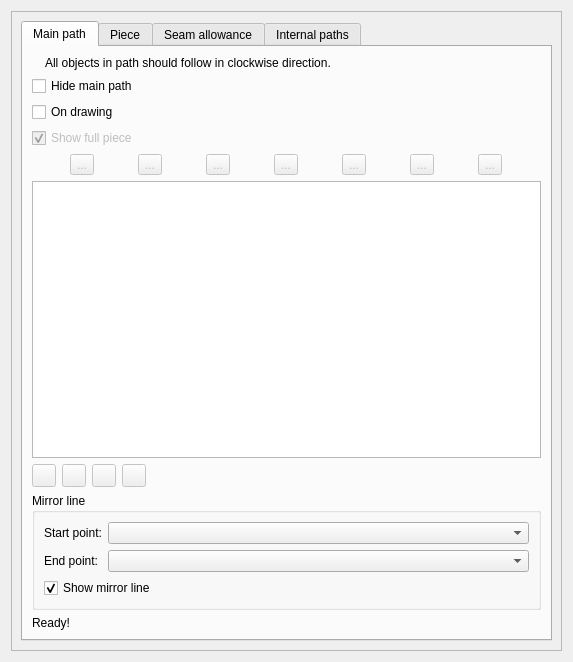
This is src/libs/vtools/dialogs/tools/piece/tabs/tabpaths.ui in dismine/valentina as Qt 5 draws it before an edit. The edited form follows.
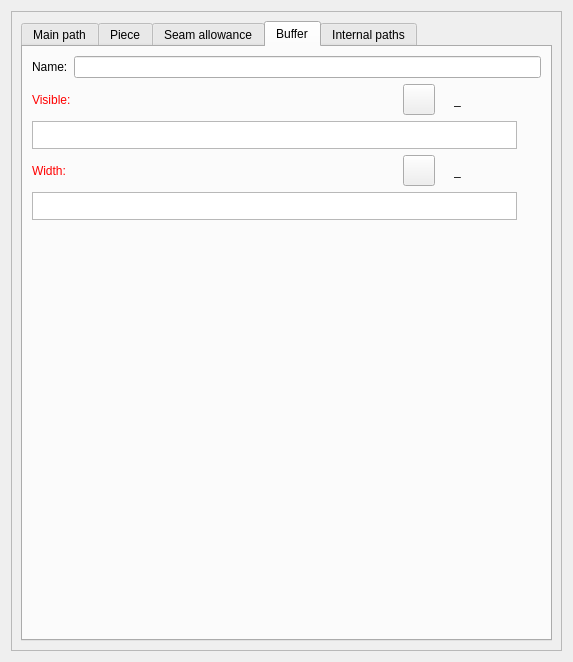
This is the edited form. The open tabs and pages were chosen to show the change. Icons and pictures are not drawn. Custom widgets are drawn as their Qt base class.

Commit message:
Add piece buffer
A piece can now have a buffer: a second contour offset from the piece by a
formula-driven width. It has its own name (defaulting to "<piece> buffer",
shown as a placeholder in the dialog), visibility formula, per-piece
materials and optional inclusion in the layout.

Visible buffers take part in the unique piece name check, and a visible
buffer with a width <= 0 is reported as a problem (an error in pedantic mode).

Branch: develop

The edit to the form file:
```diff
--- a/src/libs/vtools/dialogs/tools/piece/tabs/tabpaths.ui
+++ b/src/libs/vtools/dialogs/tools/piece/tabs/tabpaths.ui
@@ -1355,6 +1355,410 @@
            </item>
           </layout>
          </widget>
+         <widget class="QWidget" name="tabBuffer">
+          <attribute name="title">
+           <string>Buffer</string>
+          </attribute>
+          <layout class="QVBoxLayout" name="verticalLayoutBuffer">
+           <item>
+            <layout class="QFormLayout" name="formLayoutBufferName">
+             <item row="0" column="0">
+              <widget class="QLabel" name="labelBufferName">
+               <property name="text">
+                <string>Name:</string>
+               </property>
+              </widget>
+             </item>
+             <item row="0" column="1">
+              <widget class="QLineEdit" name="lineEditBufferName">
+               <property name="toolTip">
+                <string>Name of the buffer piece. If empty, the piece name followed by &quot;buffer&quot; is used. The name should be unique among all pieces and buffers.</string>
+               </property>
+               <property name="clearButtonEnabled">
+                <bool>true</bool>
+               </property>
+              </widget>
+             </item>
+            </layout>
+           </item>
+           <item>
+            <layout class="QHBoxLayout" name="horizontalLayoutBufferVisibleLabel">
+             <item alignment="Qt::AlignmentFlag::AlignLeft">
+              <widget class="QLabel" name="labelEditBufferVisible">
+               <property name="sizePolicy">
+                <sizepolicy hsizetype="Fixed" vsizetype="Preferred">
+                 <horstretch>0</horstretch>
+                 <verstretch>0</verstretch>
+                </sizepolicy>
+               </property>
+               <property name="palette">
+                <palette>
+                 <active>
+                  <colorrole role="WindowText">
+                   <brush brushstyle="SolidPattern">
+                    <color alpha="255">
+                     <red>255</red>
+                     <green>0</green>
+                     <blue>0</blue>
+                    </color>
+                   </brush>
+                  </colorrole>
+                 </active>
+                 <inactive>
+                  <colorrole role="WindowText">
+                   <brush brushstyle="SolidPattern">
+                    <color alpha="255">
+                     <red>255</red>
+                     <green>0</green>
+                     <blue>0</blue>
+                    </color>
+                   </brush>
+                  </colorrole>
+                 </inactive>
+                 <disabled>
+                  <colorrole role="WindowText">
+                   <brush brushstyle="SolidPattern">
+                    <color alpha="255">
+                     <red>159</red>
+                     <green>158</green>
+                     <blue>158</blue>
+                    </color>
+                   </brush>
+                  </colorrole>
+                 </disabled>
+                </palette>
+               </property>
+               <property name="toolTip">
+                <string>Buffer is visible when the formula result is 1</string>
+               </property>
+               <property name="text">
+                <string>Visible:</string>
+               </property>
+              </widget>
+             </item>
+             <item>
+              <spacer name="horizontalSpacerBufferVisible">
+               <property name="orientation">
+                <enum>Qt::Orientation::Horizontal</enum>
+               </property>
+               <property name="sizeHint" stdset="0">
+                <size>
+                 <width>40</width>
+                 <height>20</height>
+                </size>
+               </property>
+              </spacer>
+             </item>
+             <item alignment="Qt::AlignmentFlag::AlignRight">
+              <widget class="QToolButton" name="toolButtonExprBufferVisible">
+               <property name="toolTip">
+                <string>Formula wizard</string>
+               </property>
+               <property name="text">
+                <string notr="true"/>
+               </property>
+               <property name="icon">
+                <iconset resource="../../../../../vmisc/share/resources/icon.qrc">
+                 <normaloff>:/icon/light/24x24/fx.png</normaloff>:/icon/light/24x24/fx.png</iconset>
+               </property>
+               <property name="iconSize">
+                <size>
+                 <width>24</width>
+                 <height>24</height>
+                </size>
+               </property>
+              </widget>
+             </item>
+             <item alignment="Qt::AlignmentFlag::AlignRight">
+              <widget class="QLabel" name="labelBufferEqualVisible">
+               <property name="text">
+                <string/>
+               </property>
+               <property name="pixmap">
+                <pixmap resource="../../../../../vmisc/share/resources/icon.qrc">:/icon/light/24x24/equal.png</pixmap>
+               </property>
+              </widget>
+             </item>
+             <item alignment="Qt::AlignmentFlag::AlignRight">
+              <widget class="QLabel" name="labelResultBufferVisible">
+               <property name="sizePolicy">
+                <sizepolicy hsizetype="Fixed" vsizetype="Preferred">
+                 <horstretch>0</horstretch>
+                 <verstretch>0</verstretch>
+                </sizepolicy>
+               </property>
+               <property name="minimumSize">
+                <size>
+                 <width>87</width>
+                 <height>0</height>
+                </size>
+               </property>
+               <property name="toolTip">
+                <string>Value</string>
+               </property>
+               <property name="text">
+                <string notr="true">_</string>
+               </property>
+              </widget>
+             </item>
+            </layout>
+           </item>
+           <item>
+            <layout class="QHBoxLayout" name="horizontalLayoutBufferVisibleFormula">
+             <item>
+              <widget class="VPlainTextEdit" name="plainTextEditFormulaBufferVisible">
+               <property name="sizePolicy">
+                <sizepolicy hsizetype="Expanding" vsizetype="Preferred">
+                 <horstretch>0</horstretch>
+                 <verstretch>0</verstretch>
+                </sizepolicy>
+               </property>
+               <property name="maximumSize">
+                <size>
+                 <width>16777215</width>
+                 <height>28</height>
+                </size>
+               </property>
+               <property name="toolTip">
+                <string>Formula that controls whether the buffer is shown. The buffer is visible when the result is 1; any other value (e.g. 0) hides it. You can use variables, increments and measurements.</string>
+               </property>
+               <property name="tabChangesFocus">
+                <bool>true</bool>
+               </property>
+              </widget>
+             </item>
+             <item>
+              <widget class="QPushButton" name="pushButtonGrowBufferVisible">
+               <property name="maximumSize">
+                <size>
+                 <width>18</width>
+                 <height>18</height>
+                </size>
+               </property>
+               <property name="sizeIncrement">
+                <size>
+                 <width>0</width>
+                 <height>0</height>
+                </size>
+               </property>
+               <property name="toolTip">
+                <string>&lt;html&gt;&lt;head/&gt;&lt;body&gt;&lt;p&gt;Show full calculation in message box&lt;/p&gt;&lt;/body&gt;&lt;/html&gt;</string>
+               </property>
+               <property name="text">
+                <string notr="true"/>
+               </property>
+               <property name="icon">
+                <iconset theme="go-down">
+                 <normaloff>../</normaloff>../</iconset>
+               </property>
+               <property name="iconSize">
+                <size>
+                 <width>16</width>
+                 <height>16</height>
+                </size>
+               </property>
+               <property name="flat">
+                <bool>true</bool>
+               </property>
+              </widget>
+             </item>
+            </layout>
+           </item>
+           <item>
+            <layout class="QHBoxLayout" name="horizontalLayoutBufferWidthLabel">
+             <item alignment="Qt::AlignmentFlag::AlignLeft">
+              <widget class="QLabel" name="labelEditBufferWidth">
+               <property name="sizePolicy">
+                <sizepolicy hsizetype="Fixed" vsizetype="Preferred">
+                 <horstretch>0</horstretch>
+                 <verstretch>0</verstretch>
+                </sizepolicy>
+               </property>
+               <property name="palette">
+                <palette>
+                 <active>
+                  <colorrole role="WindowText">
+                   <brush brushstyle="SolidPattern">
+                    <color alpha="255">
+                     <red>255</red>
+                     <green>0</green>
+                     <blue>0</blue>
+                    </color>
+                   </brush>
+                  </colorrole>
+                 </active>
+                 <inactive>
+                  <colorrole role="WindowText">
+                   <brush brushstyle="SolidPattern">
+                    <color alpha="255">
+                     <red>255</red>
+                     <green>0</green>
+                     <blue>0</blue>
+                    </color>
+                   </brush>
+                  </colorrole>
+                 </inactive>
+                 <disabled>
+                  <colorrole role="WindowText">
+                   <brush brushstyle="SolidPattern">
+                    <color alpha="255">
+                     <red>159</red>
+                     <green>158</green>
+                     <blue>158</blue>
+                    </color>
+                   </brush>
+                  </colorrole>
+                 </disabled>
+                </palette>
+               </property>
+               <property name="text">
+                <string>Width:</string>
+               </property>
+              </widget>
+             </item>
+             <item>
+              <spacer name="horizontalSpacerBufferWidth">
+               <property name="orientation">
+                <enum>Qt::Orientation::Horizontal</enum>
+               </property>
+               <property name="sizeHint" stdset="0">
+                <size>
+                 <width>40</width>
+                 <height>20</height>
+                </size>
+               </property>
+              </spacer>
+             </item>
+             <item alignment="Qt::AlignmentFlag::AlignRight">
+              <widget class="QToolButton" name="toolButtonExprBufferWidth">
+               <property name="toolTip">
+                <string>Formula wizard</string>
+               </property>
+               <property name="text">
+                <string notr="true"/>
+               </property>
+               <property name="icon">
+                <iconset resource="../../../../../vmisc/share/resources/icon.qrc">
+                 <normaloff>:/icon/light/24x24/fx.png</normaloff>:/icon/light/24x24/fx.png</iconset>
+               </property>
+               <property name="iconSize">
+                <size>
+                 <width>24</width>
+                 <height>24</height>
+                </size>
+               </property>
+              </widget>
+             </item>
+             <item alignment="Qt::AlignmentFlag::AlignRight">
+              <widget class="QLabel" name="labelBufferEqualWidth">
+               <property name="text">
+                <string/>
+               </property>
+               <property name="pixmap">
+                <pixmap resource="../../../../../vmisc/share/resources/icon.qrc">:/icon/light/24x24/equal.png</pixmap>
+               </property>
+              </widget>
+             </item>
+             <item alignment="Qt::AlignmentFlag::AlignRight">
+              <widget class="QLabel" name="labelResultBufferWidth">
+               <property name="sizePolicy">
+                <sizepolicy hsizetype="Fixed" vsizetype="Preferred">
+                 <horstretch>0</horstretch>
+                 <verstretch>0</verstretch>
+                </sizepolicy>
+               </property>
+               <property name="minimumSize">
+                <size>
+                 <width>87</width>
+                 <height>0</height>
+                </size>
+               </property>
+               <property name="toolTip">
+                <string>Value</string>
+               </property>
+               <property name="text">
+                <string notr="true">_</string>
+               </property>
+              </widget>
+             </item>
+            </layout>
+           </item>
+           <item>
+            <layout class="QHBoxLayout" name="horizontalLayoutBufferWidthFormula">
+             <item>
+              <widget class="VPlainTextEdit" name="plainTextEditFormulaBufferWidth">
+               <property name="sizePolicy">
+                <sizepolicy hsizetype="Expanding" vsizetype="Preferred">
+                 <horstretch>0</horstretch>
+                 <verstretch>0</verstretch>
+                </sizepolicy>
+               </property>
+               <property name="maximumSize">
+                <size>
+                 <width>16777215</width>
+                 <height>28</height>
+                </size>
+               </property>
+               <property name="toolTip">
+                <string>Calculation</string>
+               </property>
+               <property name="tabChangesFocus">
+                <bool>true</bool>
+               </property>
+              </widget>
+             </item>
+             <item>
+              <widget class="QPushButton" name="pushButtonGrowBufferWidth">
+               <property name="maximumSize">
+                <size>
+                 <width>18</width>
+                 <height>18</height>
+                </size>
+               </property>
+               <property name="sizeIncrement">
+                <size>
+                 <width>0</width>
+                 <height>0</height>
+                </size>
+               </property>
+               <property name="toolTip">
+                <string>&lt;html&gt;&lt;head/&gt;&lt;body&gt;&lt;p&gt;Show full calculation in message box&lt;/p&gt;&lt;/body&gt;&lt;/html&gt;</string>
+               </property>
+               <property name="text">
+                <string notr="true"/>
+               </property>
+               <property name="icon">
+                <iconset theme="go-down">
+                 <normaloff>../</normaloff>../</iconset>
+               </property>
+               <property name="iconSize">
+                <size>
+                 <width>16</width>
+                 <height>16</height>
+                </size>
+               </property>
+               <property name="flat">
+                <bool>true</bool>
+               </property>
+              </widget>
+             </item>
+            </layout>
+           </item>
+           <item>
+            <spacer name="verticalSpacerBuffer">
+             <property name="orientation">
+              <enum>Qt::Orientation::Vertical</enum>
+             </property>
+             <property name="sizeHint" stdset="0">
+              <size>
+               <width>20</width>
+               <height>40</height>
+              </size>
+             </property>
+            </spacer>
+           </item>
+          </layout>
+         </widget>
          <widget class="QWidget" name="tabInternalPaths">
           <attribute name="title">
            <string>Internal paths</string>
```
The commit also changes 37 other files.
